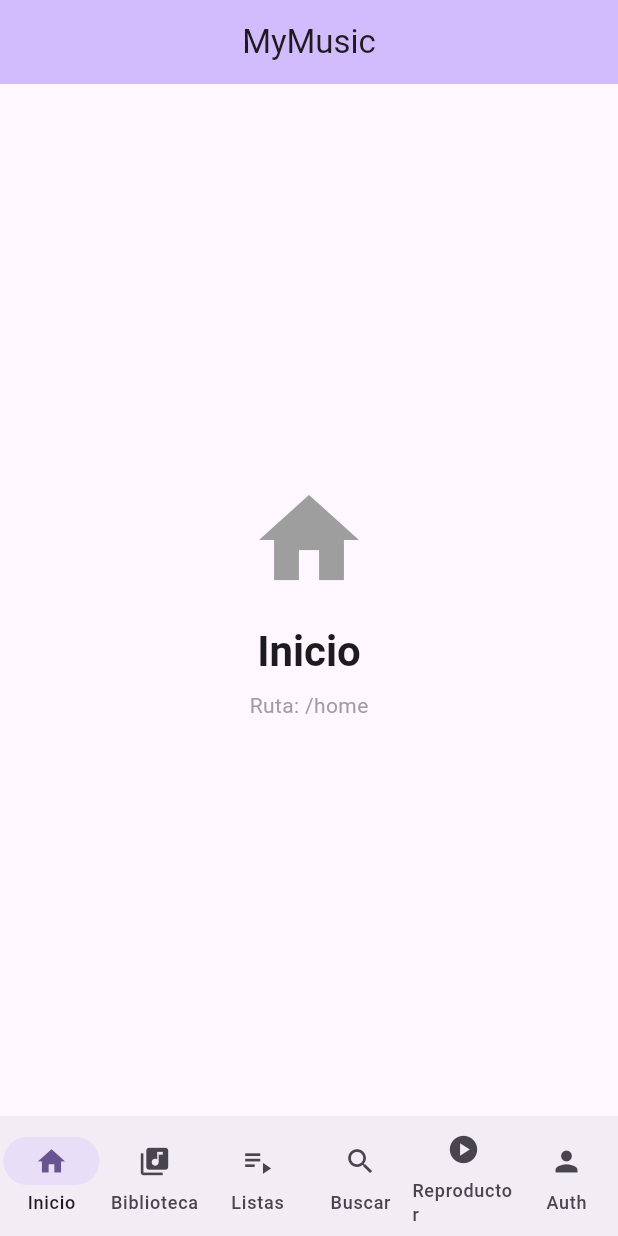
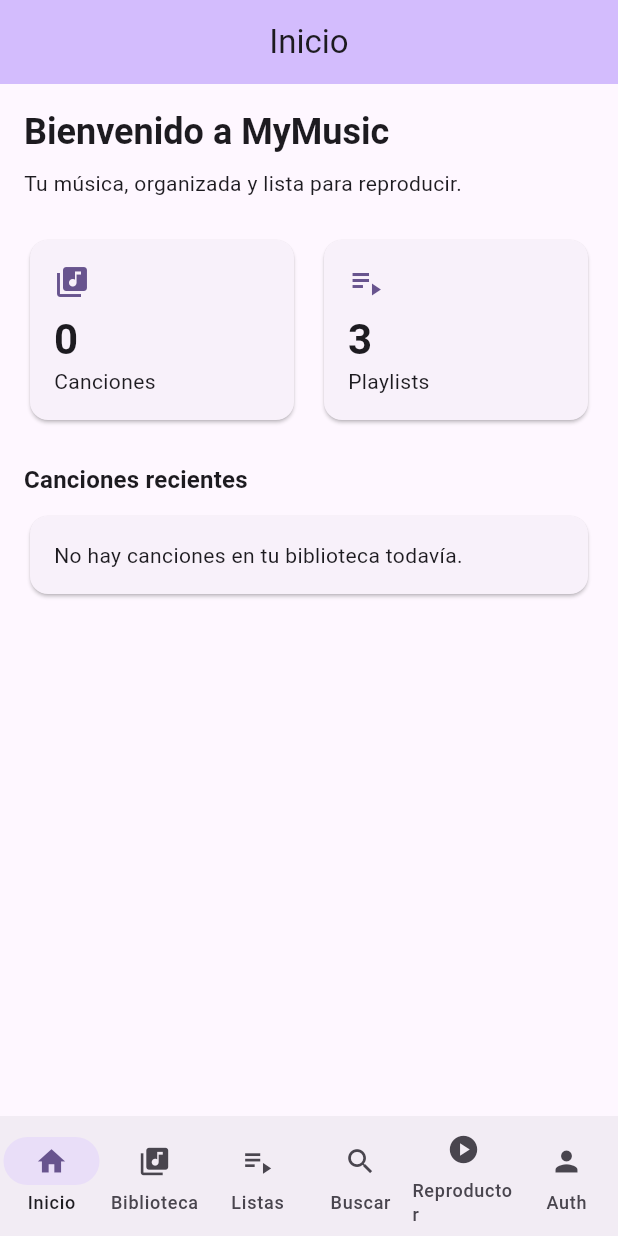
Before and after one commit to bryanleonardomanzano-cloud/MyMusic-2.2, a Flutter app: the UiShellPage screen opened by its route, on a phone screen of 412 x 824 dp. Run offline on Flutter 3.47's test engine with Material 3 defaults, Android fonts, the phone set to English and light mode, and no system bars; our stand-ins replace flutter_riverpod, go_router, google_sign_in, just_audio, shared_preferences; accounts and stored records are empty; statements that could not run were skipped.

Commit message:
feat: reemplazar interfaz demo del shell por pantallas reales de la app

```diff
--- /dev/null
+++ b/lib/features/library/presentation/library_providers.dart
@@ -0,0 +1,21 @@
+/// Proveedores del módulo Library (Riverpod).
+library mymusic.features.library.presentation.library_providers;
+
+import 'package:flutter_riverpod/flutter_riverpod.dart';
+
+import '../data/library_data_source.dart';
+import '../data/library_repository.dart';
+import '../domain/library_state.dart';
+import 'library_notifier.dart';
+
+final libraryDataSourceProvider = Provider<LibraryDataSource>((ref) {
+  return LibraryRepository();
+});
+
+final libraryNotifierProvider =
+    StateNotifierProvider<LibraryNotifier, LibraryState>((ref) {
+  final dataSource = ref.watch(libraryDataSourceProvider);
+  final notifier = LibraryNotifier(dataSource: dataSource);
+  notifier.loadLibrary();
+  return notifier;
+});
--- /dev/null
+++ b/lib/features/playlists/presentation/playlist_providers.dart
@@ -0,0 +1,21 @@
+/// Proveedores del módulo Playlists (Riverpod).
+library mymusic.features.playlists.presentation.playlist_providers;
+
+import 'package:flutter_riverpod/flutter_riverpod.dart';
+
+import '../data/playlist_data_source.dart';
+import '../data/playlist_repository.dart';
+import '../domain/playlist_state.dart';
+import 'playlist_notifier.dart';
+
+final playlistDataSourceProvider = Provider<PlaylistDataSource>((ref) {
+  return PlaylistRepository();
+});
+
+final playlistNotifierProvider =
+    StateNotifierProvider<PlaylistNotifier, PlaylistState>((ref) {
+  final dataSource = ref.watch(playlistDataSourceProvider);
+  final notifier = PlaylistNotifier(dataSource: dataSource);
+  notifier.loadPlaylists();
+  return notifier;
+});
--- /dev/null
+++ b/lib/features/ui_shell/presentation/tabs/home_tab_page.dart
@@ -0,0 +1,115 @@
+import 'package:flutter/material.dart';
+import 'package:flutter_riverpod/flutter_riverpod.dart';
+
+import 'package:mymusic/features/library/presentation/library_providers.dart';
+import 'package:mymusic/features/playlists/presentation/playlist_providers.dart';
+
+class HomeTabPage extends ConsumerWidget {
+  const HomeTabPage({super.key});
+
+  @override
+  Widget build(BuildContext context, WidgetRef ref) {
+    final library = ref.watch(libraryNotifierProvider);
+    final playlists = ref.watch(playlistNotifierProvider);
+
+    return ListView(
+      padding: const EdgeInsets.all(16),
+      children: [
+        Text(
+          'Bienvenido a MyMusic',
+          style: Theme.of(context).textTheme.headlineSmall?.copyWith(
+                fontWeight: FontWeight.bold,
+              ),
+        ),
+        const SizedBox(height: 8),
+        Text(
+          'Tu música, organizada y lista para reproducir.',
+          style: Theme.of(context).textTheme.bodyMedium,
+        ),
+        const SizedBox(height: 24),
+        Row(
+          children: [
+            Expanded(
+              child: _StatCard(
+                icon: Icons.library_music,
+                label: 'Canciones',
+                value: library.isLoading ? '…' : '${library.songCount}',
+              ),
+            ),
+            const SizedBox(width: 12),
+            Expanded(
+              child: _StatCard(
+                icon: Icons.playlist_play,
+                label: 'Playlists',
+                value: playlists.isLoading ? '…' : '${playlists.playlistCount}',
+              ),
+            ),
+          ],
+        ),
+        const SizedBox(height: 24),
+        Text(
+          'Canciones recientes',
+          style: Theme.of(context).textTheme.titleMedium?.copyWith(
+                fontWeight: FontWeight.w600,
+              ),
+        ),
+        const SizedBox(height: 8),
+        if (library.isLoading)
+          const Center(child: Padding(
+            padding: EdgeInsets.all(16),
+            child: CircularProgressIndicator(),
+          ))
+        else if (library.songs.isEmpty)
+          const Card(
+            child: Padding(
+              padding: EdgeInsets.all(16),
+              child: Text('No hay canciones en tu biblioteca todavía.'),
+            ),
+          )
+        else
+          ...library.songs.take(5).map(
+                (song) => ListTile(
+                  leading: const CircleAvatar(child: Icon(Icons.music_note)),
+                  title: Text(song.title),
+                  subtitle: Text(song.artist),
+                ),
+              ),
+      ],
+    );
+  }
+}
+
+class _StatCard extends StatelessWidget {
+  final IconData icon;
+  final String label;
+  final String value;
+
+  const _StatCard({
+    required this.icon,
+    required this.label,
+    required this.value,
+  });
+
+  @override
+  Widget build(BuildContext context) {
+    return Card(
+      child: Padding(
+        padding: const EdgeInsets.all(16),
+        child: Column(
+          crossAxisAlignment: CrossAxisAlignment.start,
+          children: [
+            Icon(icon, color: Theme.of(context).colorScheme.primary),
+            const SizedBox(height: 8),
+            Text(
+              value,
+              style: Theme.of(context).textTheme.headlineMedium?.copyWith(
+                    fontWeight: FontWeight.bold,
+                  ),
+            ),
+            Text(label),
+          ],
+        ),
+      ),
+    );
+  }
+}
--- a/lib/features/ui_shell/presentation/ui_shell_page.dart
+++ b/lib/features/ui_shell/presentation/ui_shell_page.dart
@@ -5,6 +5,12 @@ import 'package:flutter/material.dart';
 import 'package:flutter_riverpod/flutter_riverpod.dart';
 
 import 'package:mymusic/features/ui_shell/domain/ui_shell_state.dart';
+import 'package:mymusic/features/ui_shell/presentation/tabs/home_tab_page.dart';
+import 'package:mymusic/features/ui_shell/presentation/tabs/library_tab_page.dart';
+import 'package:mymusic/features/ui_shell/presentation/tabs/player_tab_page.dart';
+import 'package:mymusic/features/ui_shell/presentation/tabs/playlists_tab_page.dart';
+import 'package:mymusic/features/ui_shell/presentation/tabs/profile_tab_page.dart';
+import 'package:mymusic/features/ui_shell/presentation/tabs/search_tab_page.dart';
 import 'package:mymusic/features/ui_shell/presentation/ui_shell_providers.dart';
 
 /// Íconos de Material disponibles para cada pestaña.
@@ -70,11 +76,16 @@ class _UiShellPageState extends ConsumerState<UiShellPage> {
     }
 
     final tabs = state.tabs;
+    if (tabs.isEmpty) {
+      return const Scaffold(
+        body: Center(child: Text('No hay pestañas disponibles.')),
+      );
+    }
     final currentIndex = state.currentTabIndex.clamp(0, tabs.length - 1);
 
     return Scaffold(
       appBar: AppBar(
-        title: const Text('MyMusic'),
+        title: Text(tabs[currentIndex].title),
         centerTitle: true,
         backgroundColor: Theme.of(context).colorScheme.inversePrimary,
       ),
@@ -102,13 +113,28 @@ class _UiShellPageState extends ConsumerState<UiShellPage> {
     );
   }
 
-  /// Página individual de cada pestaña (placeholder con estilo de la app).
+  /// Página individual de cada pestaña de la aplicación.
   Widget _tabPage(ShellTab tab) {
+    switch (tab.id) {
+      case 'home':
+        return const HomeTabPage();
+      case 'library':
+        return const LibraryTabPage();
+      case 'playlists':
+        return const PlaylistsTabPage();
+      case 'search':
+        return const SearchTabPage();
+      case 'player':
+        return const PlayerTabPage();
+      case 'auth':
+        return const ProfileTabPage();
+      default:
         return Center(
           child: Column(
             mainAxisAlignment: MainAxisAlignment.center,
             children: [
-          Icon(_tabIcons[tab.id] ?? Icons.circle, size: 80, color: Colors.grey),
+              Icon(_tabIcons[tab.id] ?? Icons.circle,
+                  size: 80, color: Colors.grey),
               const SizedBox(height: 16),
               Text(
                 tab.title,
@@ -116,15 +142,9 @@ class _UiShellPageState extends ConsumerState<UiShellPage> {
                       fontWeight: FontWeight.bold,
                     ),
               ),
-          const SizedBox(height: 8),
-          Text(
-            'Ruta: ${tab.route}',
-            style: Theme.of(context).textTheme.bodyMedium?.copyWith(
-                  color: Colors.grey,
-                ),
-          ),
             ],
           ),
         );
     }
   }
+}
```
Also changed, not shown: lib/features/player/presentation/player_providers.dart (added, +19 -0 lines), lib/features/search/presentation/search_providers.dart (added, +19 -0 lines), lib/features/ui_shell/presentation/tabs/library_tab_page.dart (added, +84 -0 lines), lib/features/ui_shell/presentation/tabs/player_tab_page.dart (added, +116 -0 lines), lib/features/ui_shell/presentation/tabs/playlists_tab_page.dart (added, +77 -0 lines), lib/features/ui_shell/presentation/tabs/profile_tab_page.dart (added, +89 -0 lines), lib/features/ui_shell/presentation/tabs/search_tab_page.dart (added, +105 -0 lines). Lines whose indentation alone changed are shown as unchanged.
